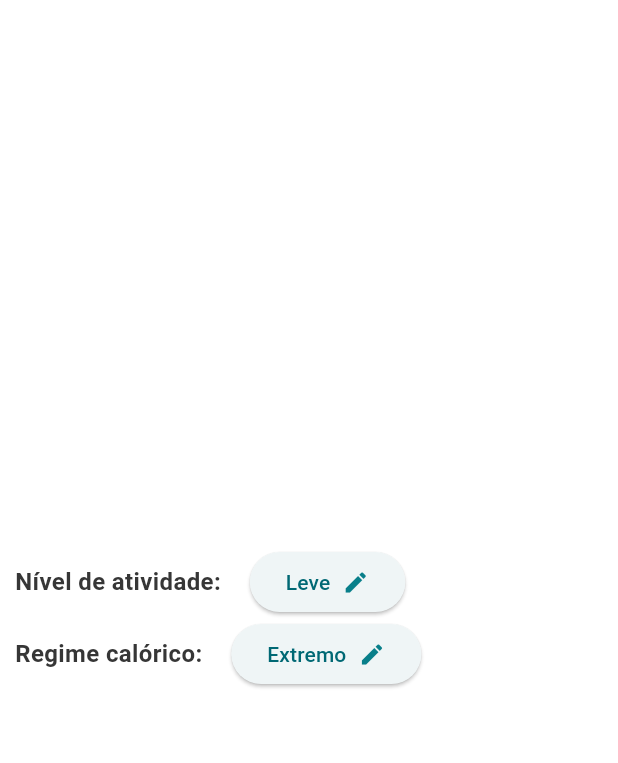
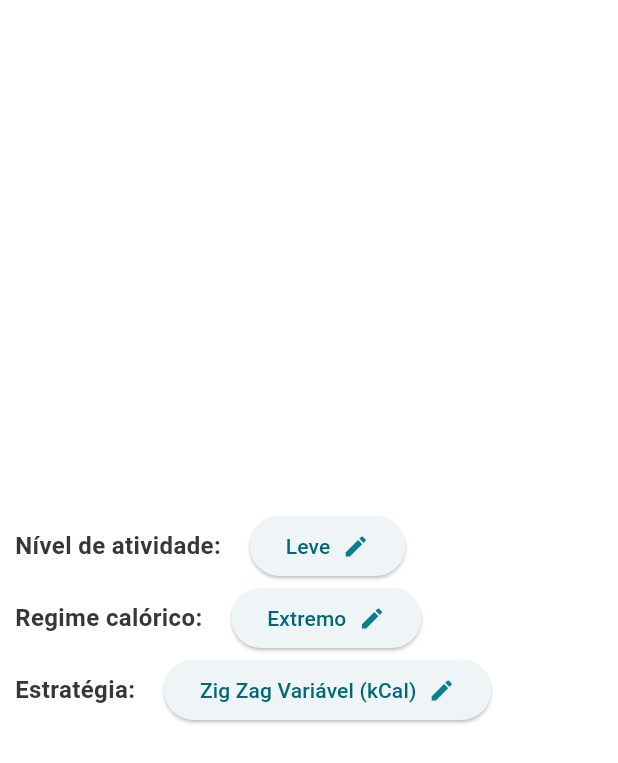
Before and after one commit to Arodrigow/ppeso_mobile, a Flutter app: the HealthTab widget shown alone on an empty page, opened directly, on a phone screen of 412 x 824 dp. Shown: the top 763 px of the screen. Run offline on Flutter 3.47's test engine with Material 3 defaults, Android fonts, the light colour scheme and no system bars; our stand-ins replace flutter_svg, go_router.

Commit message:
Added strategy modal picker

```diff
--- a/lib/features/profile/widgets/health_tab.dart
+++ b/lib/features/profile/widgets/health_tab.dart
@@ -14,7 +14,7 @@ class HealthTab extends StatefulWidget {
 class _HealthTabState extends State<HealthTab> {
   ExerciseLevel? _selectedExerciseLevel = ExerciseLevel.leve;
   CalorieStrat? _selectedCalRegime = CalorieStrat.extremo;
-  String? selectedObjective;
+  Strategy? _selectedStrategy = Strategy.zigZag2;
 
   @override
   Widget build(BuildContext context) {
@@ -143,6 +143,68 @@ class _HealthTabState extends State<HealthTab> {
             ),
           ],
         ),
+        //Row - Calorie Regime
+        Row(
+          children: [
+            Text(UserTextFields.strategyTitle, style: AppTextStyles.bodyBold),
+            const SizedBox(width: 15),
+            ElevatedButton(
+              onPressed: () {
+                CustomModal.bottomSheet(
+                  context,
+                  child: StatefulBuilder(
+                    builder: (context, setModalStrategyState) {
+                      return Column(
+                        mainAxisSize: MainAxisSize.min,
+                        children: [
+                          const Text(
+                            ModalText.chooseOption,
+                            style: TextStyle(fontSize: 18),
+                          ),
+                          const SizedBox(height: 20),
+                          RadioGroup<Strategy>(
+                            groupValue: _selectedStrategy,
+                            onChanged: (Strategy? value) {
+                              setState(() {
+                                _selectedStrategy = value;
+                              });
+                              Navigator.pop(context); // close modal
+                            },
+                            child: Column(
+                              crossAxisAlignment: CrossAxisAlignment.start,
+                              children: [
+                                for (final strat in Strategy.values)
+                                  RadioListTile(
+                                    value: strat,
+                                    title: Text(
+                                      strat.title,
+                                      style: AppTextStyles.bodyBold,
+                                    ),
+                                    subtitle: Text(
+                                      strat.description,
+                                      style: AppTextStyles.description,
+                                    ),
+                                  ),
+                                const SizedBox(height: 10),
+                              ],
+                            ),
+                          ),
+                        ],
+                      );
+                    },
+                  ),
+                );
+              },
+              child: Row(
+                children: [
+                  Text("${_selectedStrategy?.title}"),
+                  const SizedBox(width: 8),
+                  Icon(Icons.edit, color: AppColors.primary),
+                ],
+              ),
+            ),
+          ],
+        ),
       ],
     );
   }
--- a/lib/shared/content.dart
+++ b/lib/shared/content.dart
@@ -20,8 +20,6 @@ class UserTextFields {
   static const password = 'Senha';
   static const birthday = "Aniversário";
   static const height = "Altura (cm)";
-  //Strategy Content
-  static const strategyTitle = "";
   //Exercise levels content
   static const activityLevel = "Nível de atividade: ";
   static const basalExercies = "Basal";
@@ -51,6 +49,17 @@ class UserTextFields {
   static const moderateCaloriesDesc = "0,5 kg/semana.";
   static const extremeCalories = "Extremo";
   static const extremeCaloriesDesc = "1 kg/semana.";
+  //Weight loss strategy content
+  static const strategyTitle = "Estratégia: ";
+  static const fixed = "Fixo (kCal)";
+  static const fixedDesc = "Valor calórico diário fixo.";
+  static const zigZag1 = "Zig Zag Fixo (kCal)";
+  static const zigZag1Desc = "Valor calórico varia entre dia da semana e fim de semana.";
+  static const zigZag2 = "Zig Zag Variável (kCal)";
+  static const zigZag2Desc = "Valor calórico varia diariamente.";
+  static const sCustom = "Customizado";
+  static const sCustomDesc = "Entrar os valores diários manualmente.";
+
 }
 
 class ModalText {
@@ -89,7 +98,7 @@ extension ExerciseLeveExtensions on ExerciseLevel {
     }
   }
 
-    String get description {
+  String get description {
     switch (this) {
       case ExerciseLevel.basal:
         return UserTextFields.basalExerciesDesc;
@@ -109,13 +118,7 @@ extension ExerciseLeveExtensions on ExerciseLevel {
   }
 }
 
-
-enum CalorieStrat {
-  manter,
-  leve,
-  moderado,
-  extremo
-}
+enum CalorieStrat { manter, leve, moderado, extremo }
 
 extension CalorieStratExtensions on CalorieStrat {
   String get title {
@@ -131,7 +134,7 @@ extension CalorieStratExtensions on CalorieStrat {
     }
   }
 
-    String get description {
+  String get description {
     switch (this) {
       case CalorieStrat.manter:
         return UserTextFields.maintainCaloriesDesc;
@@ -144,3 +147,33 @@ extension CalorieStratExtensions on CalorieStrat {
     }
   }
 }
+
+enum Strategy { fixo, zigZag1, zigZag2, sCustom }
+
+extension StrategyExtensions on Strategy {
+  String get title {
+    switch (this) {
+      case Strategy.zigZag1:
+        return UserTextFields.zigZag1;
+      case Strategy.zigZag2:
+        return UserTextFields.zigZag2;
+      case Strategy.sCustom:
+        return UserTextFields.sCustom;
+      default:
+        return UserTextFields.fixed;
+    }
+  }
+
+  String get description {
+    switch (this) {
+      case Strategy.zigZag1:
+        return UserTextFields.zigZag1Desc;
+      case Strategy.zigZag2:
+        return UserTextFields.zigZag2Desc;
+      case Strategy.sCustom:
+        return UserTextFields.sCustomDesc;
+      default:
+        return UserTextFields.fixedDesc;
+    }
+  }
+}
```
